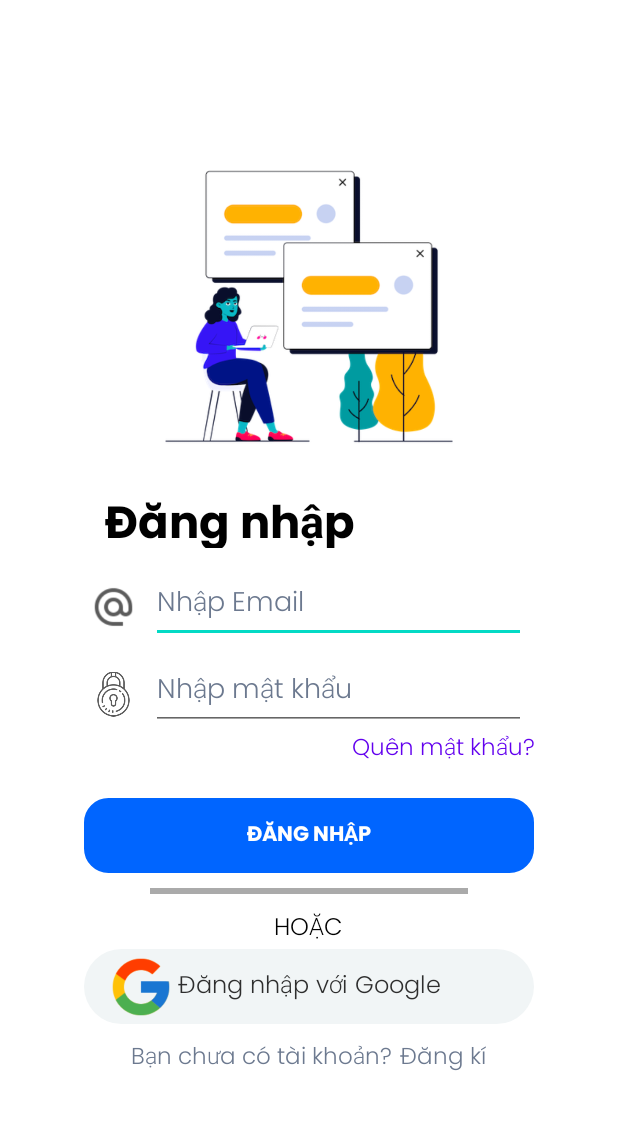
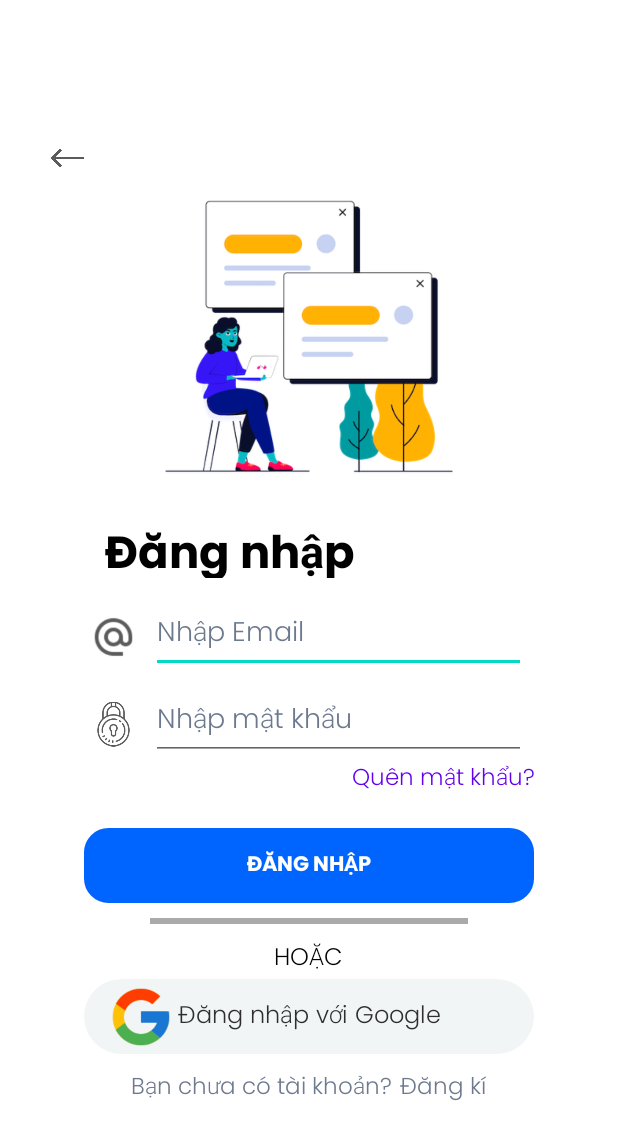
Before and after one commit to dvanhuy/AppDocTruyen-CuoiKi, an Android app: the SignIn screen opened directly, with no data from a screen before it, on a phone screen of 412 x 824 dp. Shown: the top 1140 px of the screen. Run offline under Robolectric (Android 15) with nearby library versions, the phone set to English and light mode, and no system bars; our stand-ins replace Firebase (no records; nobody signed in at launch, a user with empty details on screens opened directly).

Commit message:
link profile login and back sign in

```diff
--- a/app/src/main/java/com/example/appdoctruyen_cuoiki/Fragment4.java
+++ b/app/src/main/java/com/example/appdoctruyen_cuoiki/Fragment4.java
@@ -80,7 +80,7 @@ public class Fragment4 extends Fragment {
         facebook.setOnClickListener(new View.OnClickListener() {
             @Override
             public void onClick(View view) {
-                goLink("https://www.facebook.com/");
+                goLink("https://www.facebook.com/100088403080304");
             }
             });
 
@@ -88,7 +88,7 @@ public class Fragment4 extends Fragment {
         discord.setOnClickListener(new View.OnClickListener() {
             @Override
             public void onClick(View view) {
-                goLink("https://discord.com/");
+                goLink("https://discord.gg/MeN2EUNj2D");
             }
         });
 
--- a/app/src/main/java/com/example/appdoctruyen_cuoiki/SignIn.java
+++ b/app/src/main/java/com/example/appdoctruyen_cuoiki/SignIn.java
@@ -43,6 +43,16 @@ public class SignIn extends AppCompatActivity {
                 startActivity(intent);
             }
         });
+
+        ImageView backhomelogin = findViewById(R.id.backhomelogin);
+        backhomelogin.setOnClickListener(new View.OnClickListener() {
+            @Override
+            public void onClick(View view) {
+                finish();
+            }
+        });
+
+
         TextView signupforgotpass = findViewById(R.id.signupforgotpass);
         signupforgotpass.setOnClickListener(new View.OnClickListener() {
             @Override
@@ -51,6 +61,9 @@ public class SignIn extends AppCompatActivity {
                 startActivity(intent);
             }
         });
+
+
+
         txtEmail = (EditText) findViewById(R.id.txtemail);
         txtPassWord = (EditText) findViewById(R.id.txtPassWord);
         Button btnLogin = findViewById(R.id.btnSignUp);
--- a/app/src/main/res/layout/activity_sign_in.xml
+++ b/app/src/main/res/layout/activity_sign_in.xml
@@ -7,6 +7,19 @@
     android:gravity="center"
     android:orientation="vertical"
     android:background="@color/white">
+
+    <LinearLayout
+        android:layout_width="match_parent"
+        android:layout_height="wrap_content">
+    <ImageView
+        android:id="@+id/backhomelogin"
+        android:layout_width="30dp"
+        android:layout_height="40dp"
+        android:layout_marginLeft="30dp"
+        android:src="@drawable/icon_back">
+
+    </ImageView>
+    </LinearLayout>
 
     <ImageView
         android:layout_width="300dp"
--- a/app/src/main/res/layout/fragment_profile.xml
+++ b/app/src/main/res/layout/fragment_profile.xml
@@ -115,6 +115,7 @@
         </ImageView>
 
         <TextView
+            android:id="@+id/logincauhoithuonggap"
             android:layout_width="wrap_content"
             android:layout_height="wrap_content"
             android:layout_marginLeft="20dp"
@@ -178,6 +179,7 @@
         </ImageView>
 
         <TextView
+            android:id="@+id/facebooklogin"
             android:layout_width="wrap_content"
             android:layout_height="wrap_content"
             android:layout_marginLeft="20dp"
@@ -200,6 +202,7 @@
         </ImageView>
 
         <TextView
+            android:id="@+id/discordlogin"
             android:layout_width="wrap_content"
             android:layout_height="wrap_content"
             android:layout_marginLeft="20dp"
```
Also changed, not shown: app/src/main/java/com/example/appdoctruyen_cuoiki/FragmentProfile.java (+33 -0 lines).
